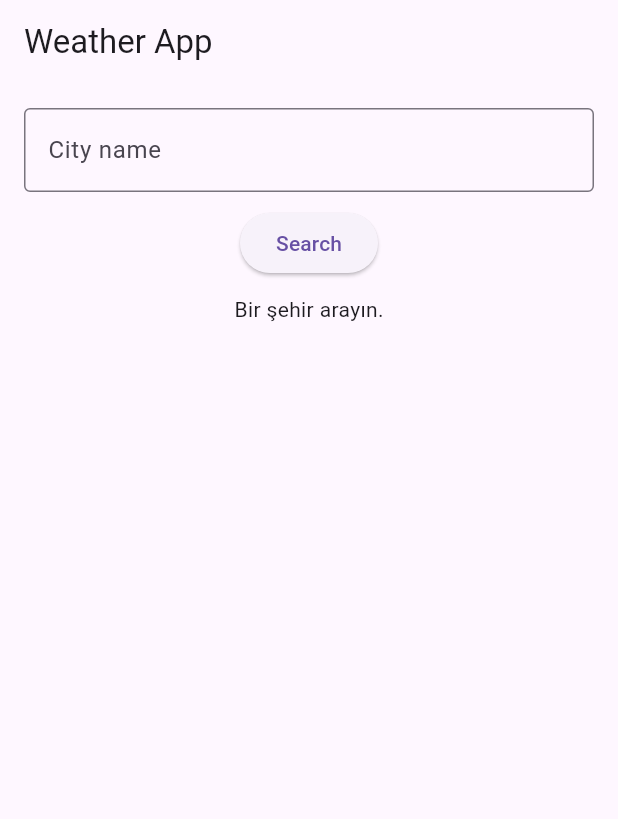
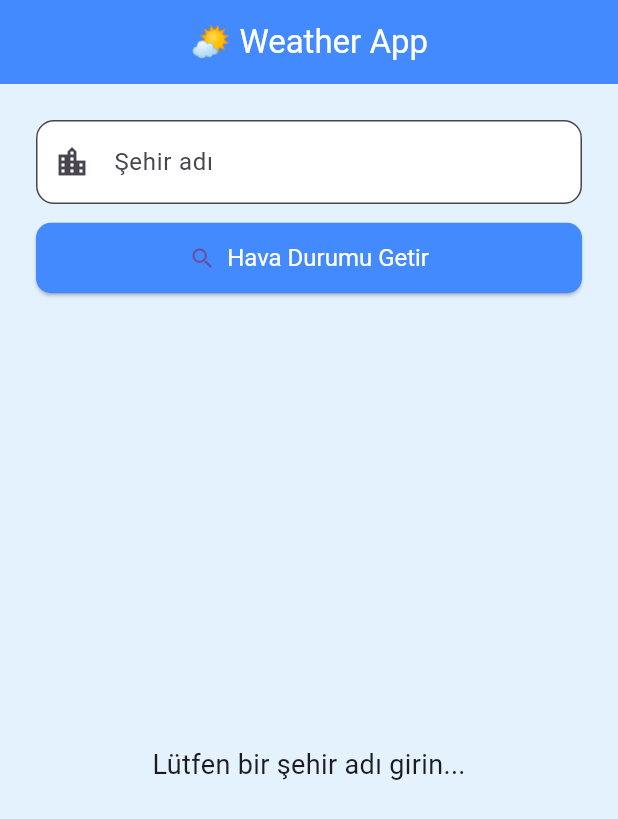
Before and after one commit to bayramyelec/WeatherApp_Flutter_Bloc, a Flutter app: the screen it shows after launch, on a phone screen of 412 x 824 dp. Shown: the top 819 px of the screen. Run offline on Flutter 3.47's test engine with Material 3 defaults, Android fonts, the light colour scheme and no system bars; our stand-ins replace equatable, flutter_bloc.

Commit message:
update UI

```diff
--- a/lib/screens/weather_page.dart
+++ b/lib/screens/weather_page.dart
@@ -12,59 +12,110 @@ class WeatherPage extends StatelessWidget {
   @override
   Widget build(BuildContext context) {
     return Scaffold(
-      appBar: AppBar(title: Text('Weather App')),
+      backgroundColor: Colors.blue.shade50,
+      appBar: AppBar(
+        title: const Text(
+          '🌤️ Weather App',
+          style: TextStyle(color: Colors.white),
+        ),
+        centerTitle: true,
+        backgroundColor: Colors.blueAccent,
+      ),
       body: Padding(
-        padding: EdgeInsets.all(16),
+        padding: const EdgeInsets.all(24.0),
         child: Column(
           children: [
             TextField(
               controller: _controller,
               decoration: InputDecoration(
-                labelText: 'City name',
-                border: OutlineInputBorder(),
+                labelText: 'Şehir adı',
+                hintText: 'Örn: İstanbul',
+                prefixIcon: Icon(Icons.location_city),
+                border: OutlineInputBorder(
+                  borderRadius: BorderRadius.circular(12),
+                ),
+                filled: true,
+                fillColor: Colors.white,
               ),
             ),
-            SizedBox(height: 10),
-            ElevatedButton(
+            const SizedBox(height: 12),
+            SizedBox(
+              width: double.infinity,
+              child: ElevatedButton.icon(
                 onPressed: () {
-                final city = _controller.text;
+                  final city = _controller.text.trim();
                   FocusScope.of(context).unfocus();
+                  if (city.isNotEmpty) {
                     context.read<WeatherBloc>().add(FetchWeather(city));
+                  }
                 },
-              child: Text('Search'),
+                icon: const Icon(Icons.search),
+                label: const Text(
+                  'Hava Durumu Getir',
+                  style: TextStyle(color: Colors.white),
                 ),
-            SizedBox(height: 10),
+                style: ElevatedButton.styleFrom(
+                  backgroundColor: Colors.blueAccent,
+                  shape: RoundedRectangleBorder(
+                    borderRadius: BorderRadius.circular(10),
+                  ),
+                  padding: const EdgeInsets.symmetric(vertical: 14),
+                  textStyle: const TextStyle(fontSize: 16),
+                ),
+              ),
+            ),
+            const SizedBox(height: 24),
             Expanded(
               child: BlocBuilder<WeatherBloc, WeatherState>(
                 builder: (context, state) {
                   if (state is WeatherInitial) {
-                    return Text('Bir şehir arayın.');
+                    return const Center(
+                      child: Text(
+                        'Lütfen bir şehir adı girin...',
+                        style: TextStyle(fontSize: 18),
+                      ),
+                    );
                   } else if (state is WeatherLoading) {
-                    return Center(child: CircularProgressIndicator());
+                    return const Center(child: CircularProgressIndicator());
                   } else if (state is WeatherLoaded) {
-                    return Column(
-                      mainAxisAlignment: MainAxisAlignment.center,
+                    final weather = state.weather;
+                    final temp = weather.main?.temp ?? 0;
+                    final icon = temp > 25 ? '☀️' : '🌧️';
+
+                    return Center(
+                      child: Column(
+                        mainAxisSize: MainAxisSize.min,
                         children: [
+                          Text(icon, style: const TextStyle(fontSize: 64)),
+                          const SizedBox(height: 10),
                           Text(
-                          state.weather.name ?? '',
-                          style: TextStyle(
-                            fontSize: 30,
-                            fontWeight: FontWeight.normal,
+                            weather.name ?? '',
+                            style: const TextStyle(
+                              fontSize: 28,
+                              fontWeight: FontWeight.w600,
                             ),
                           ),
+                          const SizedBox(height: 6),
                           Text(
-                          '${state.weather.main?.temp}°C',
-                          style: TextStyle(
-                            fontSize: 50,
+                            '$temp°C',
+                            style: const TextStyle(
+                              fontSize: 48,
                               fontWeight: FontWeight.bold,
+                              color: Colors.blueAccent,
                             ),
                           ),
                         ],
+                      ),
                     );
                   } else if (state is WeatherError) {
-                    return Text(state.message);
+                    return Center(
+                      child: Text(
+                        state.message,
+                        style: const TextStyle(color: Colors.red, fontSize: 18),
+                      ),
+                    );
                   }
-                  return SizedBox.shrink();
+                  return const SizedBox.shrink();
                 },
               ),
             ),
```
Lines whose indentation alone changed are shown as unchanged.
